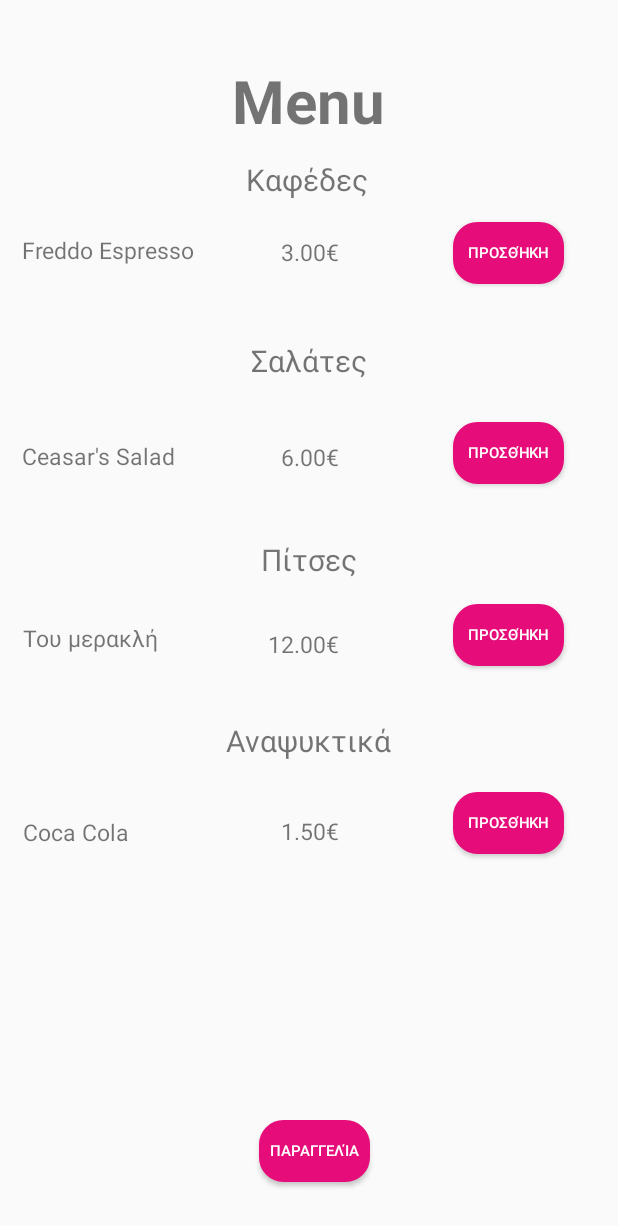
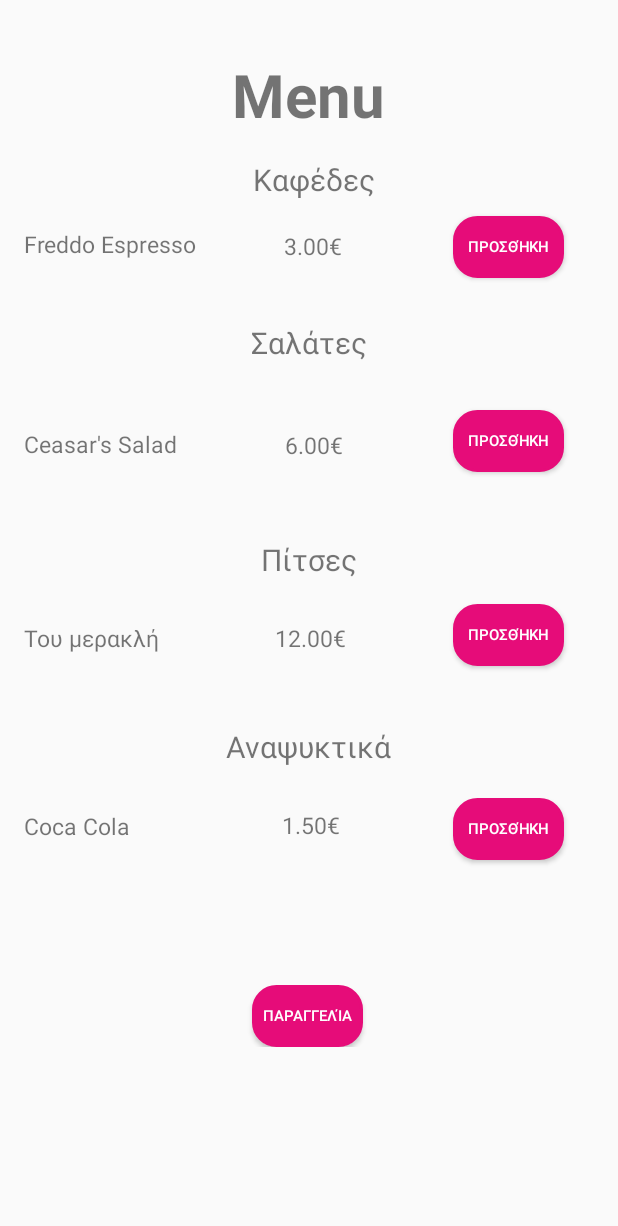
Before and after one commit to athvag/dineasy, an Android app: the layout order.xml on its own in the app's theme, with its tools: preview values and no code run, on a phone screen of 412 x 824 dp. Shown: the top 1226 px of the screen. Run offline under Robolectric (Android 15) with nearby library versions, the phone set to English and light mode, and no system bars.

Commit message:
Release V1.0

```diff
--- a/app/src/main/AndroidManifest.xml
+++ b/app/src/main/AndroidManifest.xml
@@ -41,7 +41,8 @@
             android:label=""
             android:theme="@style/AppTheme2"></activity>
         <activity android:name=".OrderDetails" />
-        <activity android:name=".Order" />
+        <activity android:name=".Order"
+            tools:ignore="Instantiatable" />
         <activity
             android:name=".BasicUserActivity"
             android:configChanges="orientation"
--- a/app/src/main/java/com/example/dineasy/MapPopup.java
+++ b/app/src/main/java/com/example/dineasy/MapPopup.java
@@ -75,6 +75,7 @@ public class MapPopup extends Map {
         this.finish();
         Intent intent = new Intent(MapPopup.this, BasicUserActivity.class);
         intent.setFlags(Intent.FLAG_ACTIVITY_CLEAR_TASK|Intent.FLAG_ACTIVITY_CLEAR_TOP);
+        intent.putExtra("Username",username);
         startActivity(intent);
         Toast.makeText(MapPopup.this, "Αγαπητέ " + username + "\nΗ κράτησή σας ήταν επιτυχής " + "\nΗμερομηνία: " +date.getText().toString() + "\nΏρα: " + time.getText().toString() + "\nΑριθμός Ατόμων: " + num.getText().toString(), Toast.LENGTH_SHORT).show();
     }
--- a/app/src/main/java/com/example/dineasy/Order.java
+++ b/app/src/main/java/com/example/dineasy/Order.java
@@ -1,6 +1,6 @@
 package com.example.dineasy;
 
-public class Order extends  Tables {
+public class Order extends Tables {
     private int order_id;
     private String order_username,order_time;
     private boolean order_status;
--- a/app/src/main/res/layout/basic_user.xml
+++ b/app/src/main/res/layout/basic_user.xml
@@ -52,8 +52,8 @@
     <ImageButton
         android:id="@+id/imageButton"
         android:onClick="showPopup"
-        android:layout_width="37dp"
-        android:layout_height="45dp"
+        android:layout_width="36dp"
+        android:layout_height="49dp"
         android:layout_marginTop="16dp"
         android:layout_marginEnd="16dp"
         android:layout_marginRight="16dp"
--- a/app/src/main/res/layout/basic_user_after_qr.xml
+++ b/app/src/main/res/layout/basic_user_after_qr.xml
@@ -24,7 +24,6 @@
                 android:textColor="#020101"
                 android:textSize="36sp"
                 app:layout_constraintEnd_toEndOf="parent"
-                app:layout_constraintHorizontal_bias="0.5"
                 app:layout_constraintStart_toStartOf="parent"
                 app:layout_constraintTop_toTopOf="parent" />
 
--- a/app/src/main/res/layout/order.xml
+++ b/app/src/main/res/layout/order.xml
@@ -7,11 +7,75 @@
     android:layout_height="match_parent"
     android:orientation="vertical" >
 
+    <ScrollView
+        android:layout_width="match_parent"
+        android:layout_height="match_parent"
+        app:layout_constraintBottom_toBottomOf="parent"
+        app:layout_constraintEnd_toEndOf="parent"
+        app:layout_constraintHorizontal_bias="0.0"
+        app:layout_constraintStart_toStartOf="parent"
+        app:layout_constraintTop_toTopOf="parent"
+        app:layout_constraintVertical_bias="0.0">
+
+        <androidx.constraintlayout.widget.ConstraintLayout
+            android:layout_width="match_parent"
+            android:layout_height="wrap_content">
+
+            <TextView
+                android:id="@+id/bevName"
+                android:layout_width="wrap_content"
+                android:layout_height="wrap_content"
+                android:layout_marginTop="104dp"
+                android:text="Coca Cola"
+                android:textSize="15dp"
+                app:layout_constraintEnd_toStartOf="@+id/bevAdd"
+                app:layout_constraintHorizontal_bias="0.068"
+                app:layout_constraintStart_toStartOf="parent"
+                app:layout_constraintTop_toBottomOf="@+id/PizzaName" />
+
+            <TextView
+                android:id="@+id/PizzaPrice"
+                android:layout_width="wrap_content"
+                android:layout_height="wrap_content"
+                android:layout_marginTop="28dp"
+                android:text="12.00€"
+                android:textSize="15dp"
+                app:layout_constraintEnd_toStartOf="@+id/pizzaAdd"
+                app:layout_constraintHorizontal_bias="0.522"
+                app:layout_constraintStart_toEndOf="@+id/PizzaName"
+                app:layout_constraintTop_toBottomOf="@+id/Pizza" />
+
+            <TextView
+                android:id="@+id/bevPrice"
+                android:layout_width="wrap_content"
+                android:layout_height="wrap_content"
+                android:layout_marginTop="28dp"
+                android:text="1.50€"
+                android:textSize="15dp"
+                app:layout_constraintEnd_toStartOf="@+id/bevAdd"
+                app:layout_constraintHorizontal_bias="0.574"
+                app:layout_constraintStart_toEndOf="@+id/bevName"
+                app:layout_constraintTop_toBottomOf="@+id/Beverages" />
+
+            <TextView
+                android:id="@+id/Ceasars"
+                android:layout_width="wrap_content"
+                android:layout_height="wrap_content"
+                android:layout_marginStart="16dp"
+                android:layout_marginLeft="16dp"
+                android:layout_marginTop="112dp"
+                android:text="Ceasar's Salad"
+                android:textSize="15dp"
+                app:layout_constraintEnd_toStartOf="@+id/saladAdd"
+                app:layout_constraintHorizontal_bias="0.0"
+                app:layout_constraintStart_toStartOf="parent"
+                app:layout_constraintTop_toBottomOf="@+id/Freddo" />
+
             <TextView
                 android:id="@+id/MenuHeader"
                 android:layout_width="wrap_content"
                 android:layout_height="wrap_content"
-        android:layout_marginTop="40dp"
+                android:layout_marginTop="36dp"
                 android:text="Menu"
                 android:textSize="40dp"
                 android:textStyle="bold"
@@ -21,14 +85,106 @@
                 app:layout_constraintTop_toTopOf="parent" />
 
             <TextView
+                android:id="@+id/coffePrice"
+                android:layout_width="wrap_content"
+                android:layout_height="wrap_content"
+                android:layout_marginTop="20dp"
+                android:text="3.00€"
+                android:textSize="15dp"
+                app:layout_constraintEnd_toStartOf="@+id/coffeeAdd"
+                app:layout_constraintHorizontal_bias="0.437"
+                app:layout_constraintStart_toEndOf="@+id/Freddo"
+                app:layout_constraintTop_toBottomOf="@+id/Coffee" />
+
+            <TextView
+                android:id="@+id/SaladPrice"
+                android:layout_width="wrap_content"
+                android:layout_height="wrap_content"
+                android:layout_marginTop="44dp"
+                android:text="6.00€"
+                android:textSize="15dp"
+                app:layout_constraintEnd_toStartOf="@+id/saladAdd"
+                app:layout_constraintHorizontal_bias="0.493"
+                app:layout_constraintStart_toEndOf="@+id/Ceasars"
+                app:layout_constraintTop_toBottomOf="@+id/Salad" />
+
+            <TextView
+                android:id="@+id/Beverages"
+                android:layout_width="wrap_content"
+                android:layout_height="wrap_content"
+                android:layout_marginTop="48dp"
+                android:text="Αναψυκτικά"
+                android:textSize="20dp"
+                app:layout_constraintEnd_toEndOf="parent"
+                app:layout_constraintStart_toStartOf="parent"
+                app:layout_constraintTop_toBottomOf="@+id/PizzaPrice" />
+
+            <TextView
+                android:id="@+id/PizzaName"
+                android:layout_width="wrap_content"
+                android:layout_height="wrap_content"
+                android:layout_marginTop="108dp"
+                android:text="Του μερακλή"
+                android:textSize="15dp"
+                app:layout_constraintEnd_toStartOf="@+id/pizzaAdd"
+                app:layout_constraintHorizontal_bias="0.074"
+                app:layout_constraintStart_toStartOf="parent"
+                app:layout_constraintTop_toBottomOf="@+id/Ceasars" />
+
+            <Button
+                android:id="@+id/saladAdd"
+                android:layout_width="74dp"
+                android:layout_height="41dp"
+                android:layout_marginTop="88dp"
+                android:background="@drawable/rounded_button"
+                android:onClick="add_to_list"
+                android:text="Προσθήκη"
+                android:textColor="#FFFFFF"
+                android:textSize="10sp"
+                app:layout_constraintEnd_toEndOf="parent"
+                app:layout_constraintHorizontal_bias="0.893"
+                app:layout_constraintStart_toStartOf="parent"
+                app:layout_constraintTop_toBottomOf="@+id/coffeeAdd" />
+
+            <Button
+                android:id="@+id/bevAdd"
+                android:layout_width="74dp"
+                android:layout_height="41dp"
+                android:layout_marginTop="88dp"
+                android:background="@drawable/rounded_button"
+                android:onClick="add_to_list"
+                android:text="Προσθήκη"
+                android:textColor="#FFFFFF"
+                android:textSize="10sp"
+                app:layout_constraintEnd_toEndOf="parent"
+                app:layout_constraintHorizontal_bias="0.893"
+                app:layout_constraintStart_toStartOf="parent"
+                app:layout_constraintTop_toBottomOf="@+id/pizzaAdd" />
+
+            <Button
+                android:id="@+id/pizzaAdd"
+                android:layout_width="74dp"
+                android:layout_height="41dp"
+                android:layout_marginTop="88dp"
+                android:background="@drawable/rounded_button"
+                android:onClick="add_to_list"
+                android:text="Προσθήκη"
+                android:textColor="#FFFFFF"
+                android:textSize="10sp"
+                app:layout_constraintEnd_toEndOf="parent"
+                app:layout_constraintHorizontal_bias="0.893"
+                app:layout_constraintStart_toStartOf="parent"
+                app:layout_constraintTop_toBottomOf="@+id/saladAdd" />
+
+            <TextView
                 android:id="@+id/Coffee"
                 android:layout_width="wrap_content"
                 android:layout_height="wrap_content"
-        android:layout_marginTop="12dp"
+                android:layout_marginTop="16dp"
                 android:text="Καφέδες"
                 android:textSize="20dp"
                 app:layout_constraintEnd_toEndOf="parent"
-        app:layout_constraintHorizontal_bias="0.495"
+                app:layout_constraintHorizontal_bias="0.51"
                 app:layout_constraintStart_toStartOf="parent"
                 app:layout_constraintTop_toBottomOf="@+id/MenuHeader" />
 
@@ -36,208 +192,67 @@
                 android:id="@+id/Freddo"
                 android:layout_width="wrap_content"
                 android:layout_height="wrap_content"
-        android:layout_marginTop="156dp"
+                android:layout_marginTop="152dp"
                 android:text="Freddo Espresso"
                 android:textSize="15dp"
-        app:layout_constraintEnd_toStartOf="@+id/coffePrice"
-        app:layout_constraintHorizontal_bias="0.207"
+                app:layout_constraintEnd_toStartOf="@+id/coffeeAdd"
+                app:layout_constraintHorizontal_bias="0.084"
                 app:layout_constraintStart_toStartOf="parent"
                 app:layout_constraintTop_toTopOf="parent" />
 
-    <TextView
-        android:id="@+id/coffePrice"
-        android:layout_width="wrap_content"
-        android:layout_height="wrap_content"
-        android:layout_marginTop="24dp"
-        android:layout_marginEnd="76dp"
-        android:layout_marginRight="76dp"
-        android:text="3.00€"
-        android:textSize="15dp"
-        app:layout_constraintEnd_toStartOf="@+id/coffeeAdd"
-        app:layout_constraintTop_toBottomOf="@+id/Coffee" />
+            <Button
+                android:id="@+id/OrderAdd"
+                android:layout_width="74dp"
+                android:layout_height="41dp"
+                android:layout_marginTop="96dp"
+                android:background="@drawable/rounded_button"
+                android:onClick="placeOrder"
+                android:text="Παραγγελία"
+                android:textColor="#FFFFFF"
+                android:textSize="10sp"
+                app:layout_constraintEnd_toEndOf="parent"
+                app:layout_constraintHorizontal_bias="0.498"
+                app:layout_constraintStart_toStartOf="parent"
+                app:layout_constraintTop_toBottomOf="@+id/bevPrice" />
 
             <Button
                 android:id="@+id/coffeeAdd"
                 android:layout_width="74dp"
                 android:layout_height="41dp"
-        android:layout_marginTop="148dp"
-        android:layout_marginEnd="36dp"
-        android:layout_marginRight="36dp"
+                android:layout_marginTop="144dp"
                 android:background="@drawable/rounded_button"
                 android:onClick="add_to_list"
                 android:text="Προσθήκη"
                 android:textColor="#FFFFFF"
                 android:textSize="10sp"
                 app:layout_constraintEnd_toEndOf="parent"
+                app:layout_constraintHorizontal_bias="0.893"
+                app:layout_constraintStart_toStartOf="parent"
                 app:layout_constraintTop_toTopOf="parent" />
 
             <TextView
                 android:id="@+id/Salad"
                 android:layout_width="wrap_content"
                 android:layout_height="wrap_content"
-        android:layout_marginTop="48dp"
+                android:layout_marginTop="40dp"
                 android:text="Σαλάτες"
                 android:textSize="20dp"
                 app:layout_constraintEnd_toEndOf="parent"
+                app:layout_constraintHorizontal_bias="0.501"
                 app:layout_constraintStart_toStartOf="parent"
                 app:layout_constraintTop_toBottomOf="@+id/coffePrice" />
-
-    <TextView
-        android:id="@+id/SaladPrice"
-        android:layout_width="wrap_content"
-        android:layout_height="wrap_content"
-        android:layout_marginTop="40dp"
-        android:layout_marginEnd="76dp"
-        android:layout_marginRight="76dp"
-        android:text="6.00€"
-        android:textSize="15dp"
-        app:layout_constraintEnd_toStartOf="@+id/saladAdd"
-        app:layout_constraintTop_toBottomOf="@+id/Salad" />
-
-    <TextView
-        android:id="@+id/Ceasars"
-        android:layout_width="wrap_content"
-        android:layout_height="wrap_content"
-        android:layout_marginTop="116dp"
-        android:text="Ceasar's Salad"
-        android:textSize="15dp"
-        app:layout_constraintEnd_toStartOf="@+id/SaladPrice"
-        app:layout_constraintHorizontal_bias="0.173"
-        app:layout_constraintStart_toStartOf="parent"
-        app:layout_constraintTop_toBottomOf="@+id/Freddo" />
-
-    <Button
-        android:id="@+id/saladAdd"
-        android:layout_width="74dp"
-        android:layout_height="41dp"
-        android:layout_marginTop="92dp"
-        android:layout_marginEnd="36dp"
-        android:layout_marginRight="36dp"
-        android:background="@drawable/rounded_button"
-        android:onClick="add_to_list"
-        android:text="Προσθήκη"
-        android:textColor="#FFFFFF"
-        android:textSize="10sp"
-        app:layout_constraintEnd_toEndOf="parent"
-        app:layout_constraintTop_toBottomOf="@+id/coffeeAdd" />
 
             <TextView
                 android:id="@+id/Pizza"
                 android:layout_width="wrap_content"
                 android:layout_height="wrap_content"
-        android:layout_marginTop="44dp"
+                android:layout_marginTop="52dp"
                 android:text="Πίτσες"
                 android:textSize="20dp"
                 app:layout_constraintEnd_toEndOf="parent"
                 app:layout_constraintStart_toStartOf="parent"
                 app:layout_constraintTop_toBottomOf="@+id/SaladPrice" />
-
-    <Button
-        android:id="@+id/pizzaAdd"
-        android:layout_width="74dp"
-        android:layout_height="41dp"
-        android:layout_marginTop="80dp"
-        android:layout_marginEnd="36dp"
-        android:layout_marginRight="36dp"
-        android:background="@drawable/rounded_button"
-        android:onClick="add_to_list"
-        android:text="Προσθήκη"
-        android:textColor="#FFFFFF"
-        android:textSize="10sp"
-        app:layout_constraintEnd_toEndOf="parent"
-        app:layout_constraintTop_toBottomOf="@+id/saladAdd" />
-
-    <TextView
-        android:id="@+id/PizzaName"
-        android:layout_width="wrap_content"
-        android:layout_height="wrap_content"
-        android:layout_marginTop="100dp"
-        android:text="Του μερακλή"
-        android:textSize="15dp"
-        app:layout_constraintEnd_toStartOf="@+id/PizzaPrice"
-        app:layout_constraintHorizontal_bias="0.172"
-        app:layout_constraintStart_toStartOf="parent"
-        app:layout_constraintTop_toBottomOf="@+id/Ceasars" />
-
-    <TextView
-        android:id="@+id/PizzaPrice"
-        android:layout_width="wrap_content"
-        android:layout_height="wrap_content"
-        android:layout_marginTop="32dp"
-        android:layout_marginEnd="76dp"
-        android:layout_marginRight="76dp"
-        android:text="12.00€"
-        android:textSize="15dp"
-        app:layout_constraintEnd_toStartOf="@+id/pizzaAdd"
-        app:layout_constraintTop_toBottomOf="@+id/Pizza" />
-
-    <TextView
-        android:id="@+id/Beverages"
-        android:layout_width="wrap_content"
-        android:layout_height="wrap_content"
-        android:layout_marginTop="40dp"
-        android:text="Αναψυκτικά"
-        android:textSize="20dp"
-        app:layout_constraintEnd_toEndOf="parent"
-        app:layout_constraintStart_toStartOf="parent"
-        app:layout_constraintTop_toBottomOf="@+id/PizzaPrice" />
-
-    <TextView
-        android:id="@+id/bevPrice"
-        android:layout_width="wrap_content"
-        android:layout_height="wrap_content"
-        android:layout_marginTop="36dp"
-        android:layout_marginEnd="76dp"
-        android:layout_marginRight="76dp"
-        android:text="1.50€"
-        android:textSize="15dp"
-        app:layout_constraintEnd_toStartOf="@+id/bevAdd"
-        app:layout_constraintTop_toBottomOf="@+id/Beverages" />
-
-    <TextView
-        android:id="@+id/bevName"
-        android:layout_width="wrap_content"
-        android:layout_height="wrap_content"
-        android:layout_marginTop="108dp"
-        android:text="Coca Cola"
-        android:textSize="15dp"
-        app:layout_constraintBottom_toBottomOf="parent"
-        app:layout_constraintEnd_toStartOf="@+id/bevPrice"
-        app:layout_constraintHorizontal_bias="0.132"
-        app:layout_constraintStart_toStartOf="parent"
-        app:layout_constraintTop_toBottomOf="@+id/PizzaName"
-        app:layout_constraintVertical_bias="0.0" />
-
-    <Button
-        android:id="@+id/bevAdd"
-        android:layout_width="74dp"
-        android:layout_height="41dp"
-        android:layout_marginTop="84dp"
-        android:layout_marginEnd="36dp"
-        android:layout_marginRight="36dp"
-        android:background="@drawable/rounded_button"
-        android:onClick="add_to_list"
-        android:text="Προσθήκη"
-        android:textColor="#FFFFFF"
-        android:textSize="10sp"
-        app:layout_constraintEnd_toEndOf="parent"
-        app:layout_constraintTop_toBottomOf="@+id/pizzaAdd" />
-
-    <Button
-        android:id="@+id/OrderAdd"
-        android:layout_width="74dp"
-        android:layout_height="41dp"
-        android:layout_marginBottom="36dp"
-        android:background="@drawable/rounded_button"
-        android:onClick="placeOrder"
-        android:text="Παραγγελία"
-        android:textColor="#FFFFFF"
-        android:textSize="10sp"
-        app:layout_constraintBottom_toBottomOf="parent"
-        app:layout_constraintEnd_toEndOf="parent"
-        app:layout_constraintHorizontal_bias="0.51"
-        app:layout_constraintStart_toStartOf="parent"
-        app:layout_constraintTop_toBottomOf="@+id/bevPrice"
-        app:layout_constraintVertical_bias="1.0" />
+        </androidx.constraintlayout.widget.ConstraintLayout>
+    </ScrollView>
 
 </androidx.constraintlayout.widget.ConstraintLayout>
```
Also changed, not shown: app/src/main/java/com/example/dineasy/BasicUserActivity.java (+16 -7 lines), app/src/main/res/layout/profile.xml (+11 -22 lines), app/src/main/res/layout/profile2.xml (+11 -22 lines), 1 other file. Lines whose indentation alone changed are shown as unchanged.
